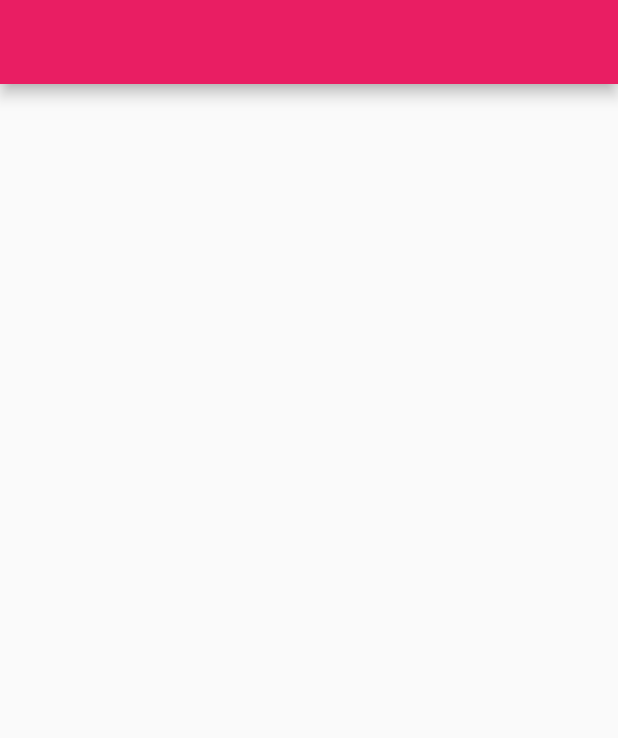
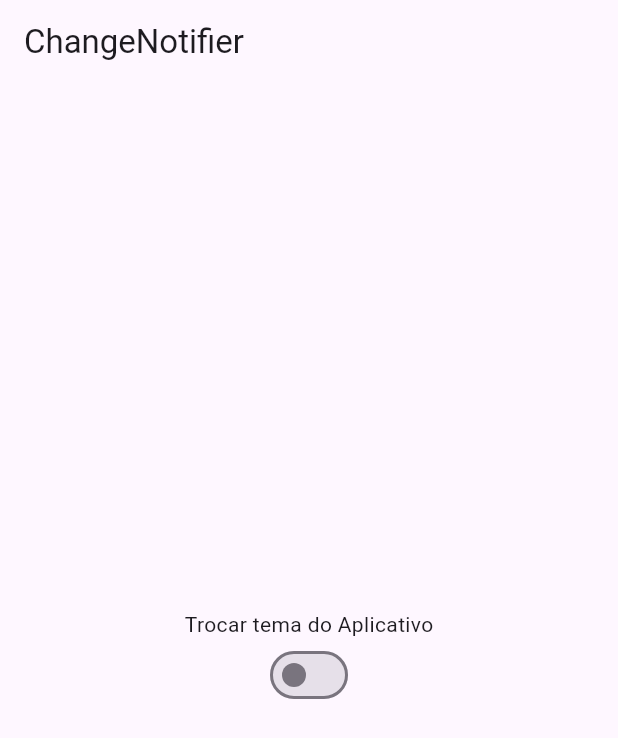
Before and after one commit to Brunokrk/Advanced-Flutter, a Flutter app: the screen it shows after launch, on a phone screen of 412 x 824 dp. Shown: the top 738 px of the screen. Run offline on Flutter 3.47's test engine with Material 3 defaults, Android fonts, the phone set to English and light mode, and no system bars.

Commit message:
Branch para estudo do Change Notifier

```diff
--- a/understanding_state_manage/lib/main.dart
+++ b/understanding_state_manage/lib/main.dart
@@ -1,31 +1,68 @@
 import 'package:flutter/material.dart';
+import 'package:understanding_state_manage/presentation/controllers/theme_controller.dart';
+
 // ctrl + K  -> ctrl + S
+///Trocar Tema da aplicação entre claro e escuro utilizando changeNotifier
+///
 void main() {
   runApp(const MyApp());
 }
+
+final themeController = ThemeController();
 
 class MyApp extends StatelessWidget {
   const MyApp({super.key});
   @override
   Widget build(BuildContext context) {
-    return MaterialApp(
-      title: 'Flutter Demo',
-      theme: ThemeData(
-        primarySwatch: Colors.pink,
-        useMaterial3: false,
-      ),
-      home: const MyHomePage(),
+    return ListenableBuilder(
+      listenable: themeController,
+      builder: (context, child) {
+        return MaterialApp(
+          title: 'Flutter Demo',
+          theme: themeController.isDarkTheme ? ThemeData.dark(): ThemeData.light(),
+          home: const MyHomePage(),
+        );
+      }
     );
   }
 }
 
-class MyHomePage extends StatelessWidget {
+class MyHomePage extends StatefulWidget {
   const MyHomePage({super.key});
+
+  @override
+  State<MyHomePage> createState() => _MyHomePageState();
+}
+
+
+class _MyHomePageState extends State<MyHomePage> {
 
   @override
   Widget build(BuildContext context) {
     return Scaffold(
-      appBar: AppBar(),
+      appBar: AppBar(
+        title: const Text("ChangeNotifier"),
+      ),
+      body: Center(
+        child: Column(
+          mainAxisAlignment: MainAxisAlignment.center,
+          //coluna com eixo principal alinhado ao centro
+          children: [
+            Text("Trocar tema do Aplicativo"),
+            ListenableBuilder(
+              listenable: themeController,
+              builder: (context, child) {
+                return Switch(
+                  value: themeController.isDarkTheme,
+                  onChanged: (value) {
+                    themeController.toggleTheme();
+                  },
+                );
+              }
+            )
+          ],
+        ),
+      ),
     );
   }
 }
--- /dev/null
+++ b/understanding_state_manage/lib/presentation/controllers/theme_controller.dart
@@ -0,0 +1,11 @@
+import 'package:flutter/material.dart';
+//Change Notifier é um mixin que implementa o Listenable
+
+class ThemeController  extends ChangeNotifier{
+  bool isDarkTheme = false;
+
+  void toggleTheme(){
+    isDarkTheme = !isDarkTheme;
+    notifyListeners();//todo mundo que estiver escutando este changeNotifier será atualizado neste ponto
+  }
+}
```
